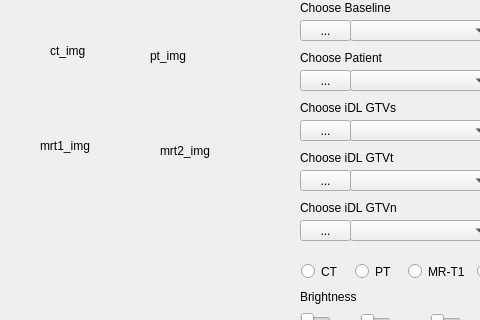
Before: the Qt Designer form py_code/core.ui in BBQtime/iDL_3d, drawn with Qt 5; both pictures show x 0 to 480 and y 0 to 320 of the 593 by 603 pixel window.
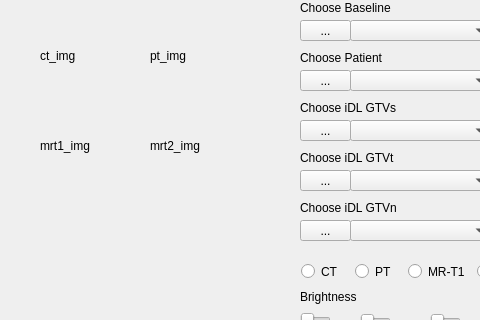
After: the same form once the commit is applied. Icons and pictures are not drawn.

Patch:
```diff
--- a/py_code/core.ui
+++ b/py_code/core.ui
@@ -17,10 +17,10 @@
    <widget class="QLabel" name="_img_qlabel_ct">
     <property name="geometry">
      <rect>
-      <x>50</x>
-      <y>10</y>
-      <width>41</width>
-      <height>81</height>
+      <x>40</x>
+      <y>20</y>
+      <width>71</width>
+      <height>71</height>
      </rect>
     </property>
     <property name="text">
@@ -32,7 +32,7 @@
      <rect>
       <x>150</x>
       <y>20</y>
-      <width>81</width>
+      <width>71</width>
       <height>71</height>
      </rect>
     </property>
@@ -56,10 +56,10 @@
    <widget class="QLabel" name="_img_qlabel_mrt2">
     <property name="geometry">
      <rect>
-      <x>160</x>
-      <y>120</y>
+      <x>150</x>
+      <y>110</y>
       <width>71</width>
-      <height>61</height>
+      <height>71</height>
      </rect>
     </property>
     <property name="text">
```
